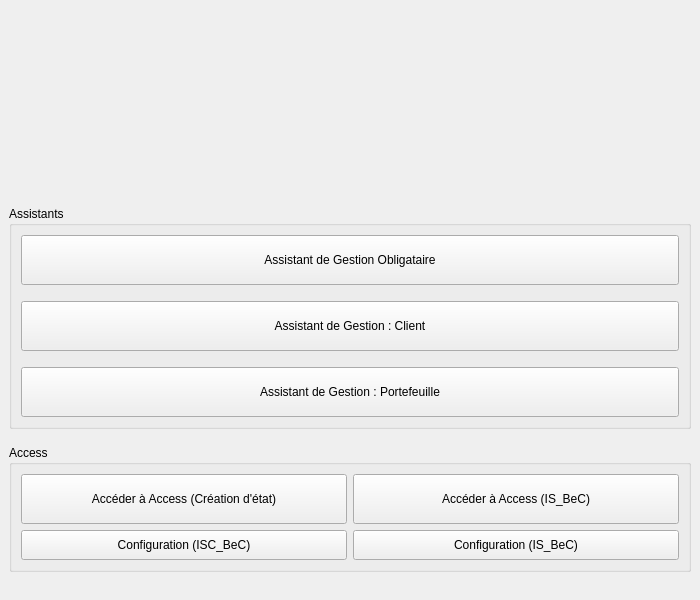
First picture: the form in MainMenu.ui, repository baptiste-pasquier/eurocorporate, before the edit.
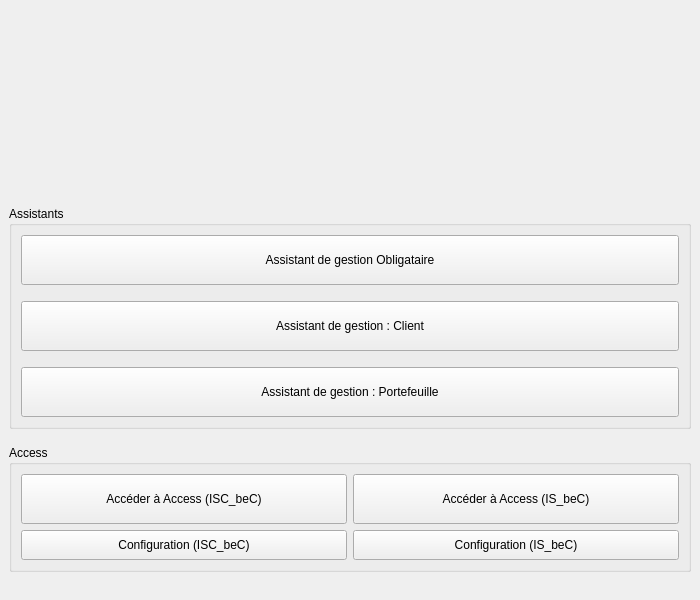
Second picture: the form after the edit. Icons and pictures are not drawn.

What changed in the file:
```diff
--- a/MainMenu.ui
+++ b/MainMenu.ui
@@ -59,7 +59,7 @@
           </size>
          </property>
          <property name="text">
-          <string>Assistant de Gestion Obligataire</string>
+          <string>Assistant de gestion Obligataire</string>
          </property>
          <property name="icon">
           <iconset resource="ressources.qrc">
@@ -98,7 +98,7 @@
           </size>
          </property>
          <property name="text">
-          <string>Assistant de Gestion : Client</string>
+          <string>Assistant de gestion : Client</string>
          </property>
          <property name="icon">
           <iconset resource="ressources.qrc">
@@ -137,7 +137,7 @@
           </size>
          </property>
          <property name="text">
-          <string>Assistant de Gestion : Portefeuille</string>
+          <string>Assistant de gestion : Portefeuille</string>
          </property>
          <property name="icon">
           <iconset resource="ressources.qrc">
@@ -191,7 +191,7 @@
           </size>
          </property>
          <property name="text">
-          <string>Accéder à Access (IS_BeC)</string>
+          <string>Accéder à Access (IS_beC)</string>
          </property>
          <property name="icon">
           <iconset resource="ressources.qrc">
@@ -214,7 +214,7 @@
           </size>
          </property>
          <property name="text">
-          <string>Accéder à Access (Création d'état)</string>
+          <string>Accéder à Access (ISC_beC)</string>
          </property>
          <property name="icon">
           <iconset resource="ressources.qrc">
@@ -237,7 +237,7 @@
           </size>
          </property>
          <property name="text">
-          <string>Configuration (ISC_BeC)</string>
+          <string>Configuration (ISC_beC)</string>
          </property>
          <property name="icon">
           <iconset resource="ressources.qrc">
@@ -254,7 +254,7 @@
           </size>
          </property>
          <property name="text">
-          <string>Configuration (IS_BeC)</string>
+          <string>Configuration (IS_beC)</string>
          </property>
          <property name="icon">
           <iconset resource="ressources.qrc">
```
